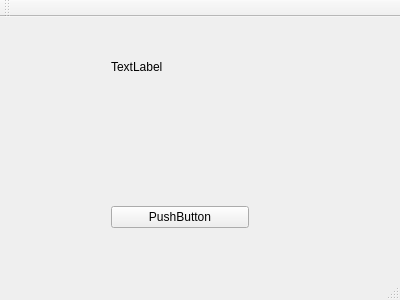
Old version of the form Projet-S2/mainwindow.ui in the repository scoremoregoals/Projet-S2-GEGI-P18.
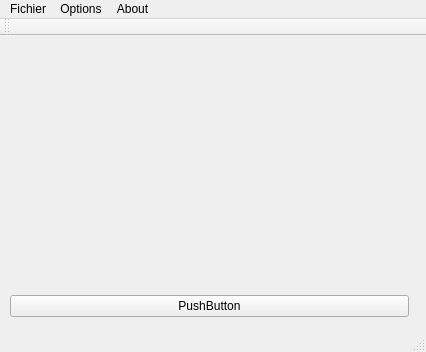
New version of the form.

What changed in the file:
```diff
--- a/Projet-S2/mainwindow.ui
+++ b/Projet-S2/mainwindow.ui
@@ -6,8 +6,8 @@
    <rect>
     <x>0</x>
     <y>0</y>
-    <width>400</width>
-    <height>300</height>
+    <width>426</width>
+    <height>352</height>
    </rect>
   </property>
   <property name="windowTitle">
@@ -17,10 +17,10 @@
    <widget class="QWidget" name="verticalLayoutWidget">
     <property name="geometry">
      <rect>
-      <x>100</x>
-      <y>160</y>
-      <width>160</width>
-      <height>80</height>
+      <x>-1</x>
+      <y>240</y>
+      <width>421</width>
+      <height>61</height>
      </rect>
     </property>
     <layout class="QVBoxLayout" name="verticalLayout">
@@ -36,21 +36,13 @@
    <widget class="QWidget" name="verticalLayoutWidget_2">
     <property name="geometry">
      <rect>
-      <x>100</x>
-      <y>10</y>
-      <width>160</width>
-      <height>80</height>
+      <x>0</x>
+      <y>0</y>
+      <width>421</width>
+      <height>241</height>
      </rect>
     </property>
-    <layout class="QVBoxLayout" name="verticalLayout_2">
-     <item>
-      <widget class="QLabel" name="lb1">
-       <property name="text">
-        <string>TextLabel</string>
-       </property>
-      </widget>
-     </item>
-    </layout>
+    <layout class="QVBoxLayout" name="verticalLayout_2"/>
    </widget>
   </widget>
   <widget class="QMenuBar" name="menuBar">
@@ -58,10 +50,28 @@
     <rect>
      <x>0</x>
      <y>0</y>
-     <width>400</width>
+     <width>426</width>
      <height>21</height>
     </rect>
    </property>
+   <widget class="QMenu" name="menuFichier">
+    <property name="title">
+     <string>Fichier</string>
+    </property>
+   </widget>
+   <widget class="QMenu" name="menuAbout">
+    <property name="title">
+     <string>About</string>
+    </property>
+   </widget>
+   <widget class="QMenu" name="menuOption">
+    <property name="title">
+     <string>Options</string>
+    </property>
+   </widget>
+   <addaction name="menuFichier"/>
+   <addaction name="menuOption"/>
+   <addaction name="menuAbout"/>
   </widget>
   <widget class="QToolBar" name="mainToolBar">
    <attribute name="toolBarArea">
```
